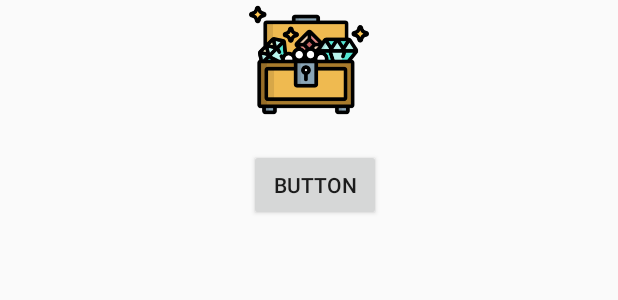
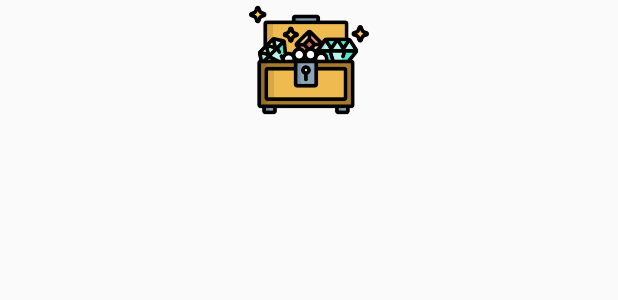
Before and after one commit to rd-code-23/Treasure-Hunter, an Android app: the layout win_layout.xml on its own in the app's theme, with its tools: preview values and no code run, on a phone screen of 412 x 824 dp. Shown: the top 300 px of the screen. Run offline under Robolectric (Android 15) with nearby library versions, the phone set to English and light mode, and no system bars.

Commit message:
fixed issue

```diff
--- a/app/src/main/res/layout/win_layout.xml
+++ b/app/src/main/res/layout/win_layout.xml
@@ -17,14 +17,4 @@
         android:maxWidth="80dp"
         app:srcCompat="@drawable/chest" />
 
-    <Button
-        android:text="Button"
-        android:layout_width="wrap_content"
-        android:layout_height="wrap_content"
-        android:layout_below="@+id/imageView"
-        android:layout_alignLeft="@+id/imageView"
-        android:layout_alignStart="@+id/imageView"
-        android:layout_marginTop="19dp"
-        android:id="@+id/btn_ok" />
-
 </RelativeLayout>
```
